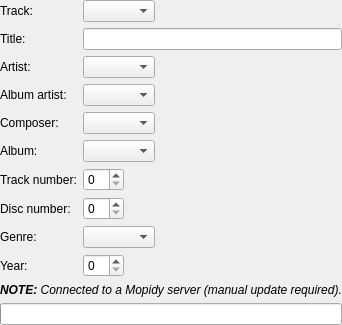
The window that tags/tageditor.ui (CDrummond/cantata) describes before a commit, drawn with Qt 5.
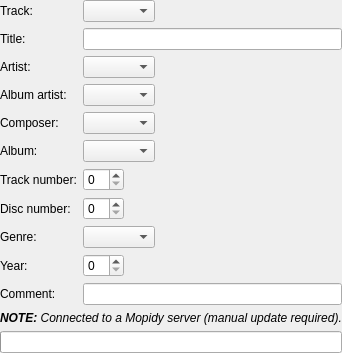
The same window after the commit. Custom widgets are drawn as their Qt base class.

Commit message: Add support for 'comment' tag in tag-editor and dynamic playlists. BUG: 427

```diff
--- a/tags/tageditor.ui
+++ b/tags/tageditor.ui
@@ -149,6 +149,19 @@
    <item row="9" column="1">
     <widget class="EmptySpinBox" name="year"/>
    </item>
+   <item row="10" column="0">
+    <widget class="StateLabel" name="commentLabel">
+     <property name="text">
+      <string>Comment:</string>
+     </property>
+     <property name="buddy">
+      <cstring>comment</cstring>
+     </property>
+    </widget>
+   </item>
+   <item row="10" column="1">
+    <widget class="LineEdit" name="comment"/>
+   </item>
   </layout>
   </item>
   <item>
```
The commit also changes 16 other files.
